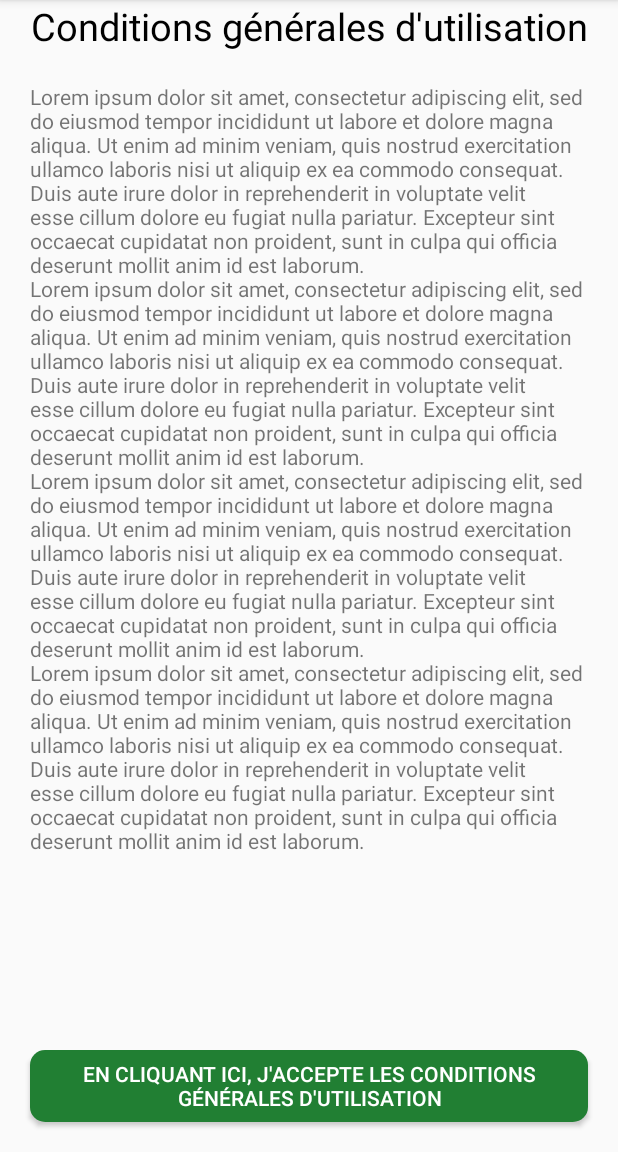
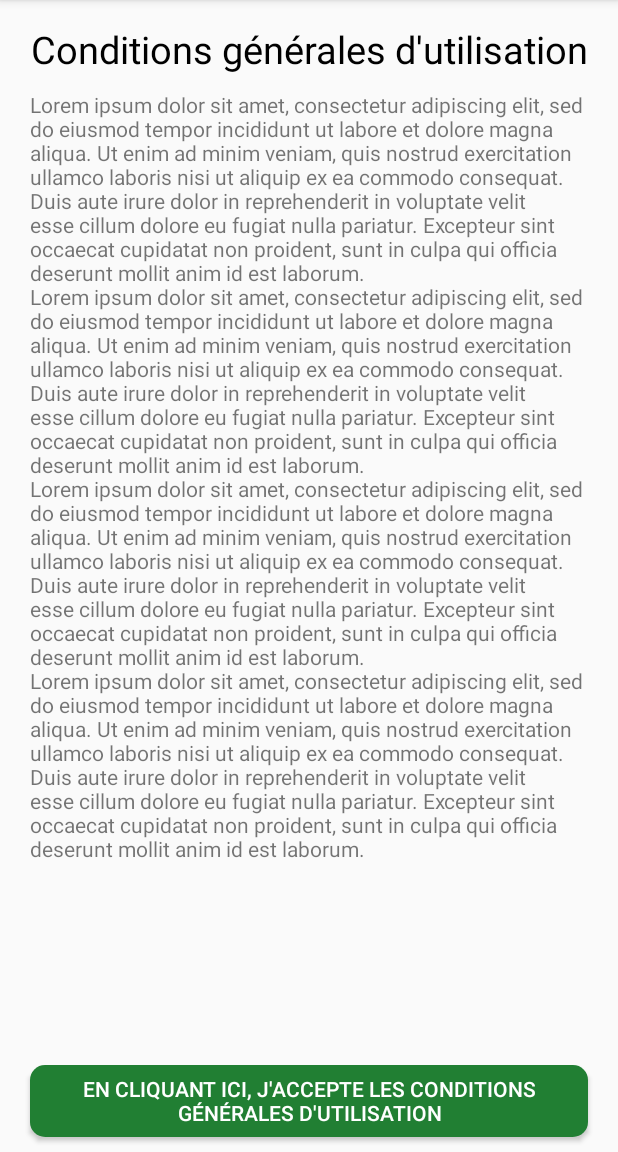
Before and after one commit to R0ma1nG/PLD-SMART, an Android app: the ChooseAssociationActivity screen opened directly, with no data from a screen before it, after a tap on "VALIDER", on a phone screen of 412 x 824 dp, the part 84-1236 px from its top. Run offline under Robolectric (Android 15) with nearby library versions, the phone set to English and light mode, and no system bars; 3 other taps on this screen came first.

Commit message:
Passage d'arguments entre les activités

```diff
--- a/android/app/build.gradle
+++ b/android/app/build.gradle
@@ -26,4 +26,5 @@ dependencies {
     testImplementation 'junit:junit:4.12'
     androidTestImplementation 'com.android.support.test:runner:1.0.1'
     androidTestImplementation 'com.android.support.test.espresso:espresso-core:3.0.1'
+    implementation 'com.google.code.gson:gson:2.7'
 }
--- a/android/app/src/main/java/com/h4413/recyclyon/Connection/CGUActivity.java
+++ b/android/app/src/main/java/com/h4413/recyclyon/Connection/CGUActivity.java
@@ -16,7 +16,7 @@ public class CGUActivity extends AppCompatActivity {
 
     private Button mAcceptButton;
 
-    private Association mAssociation;
+    //private Association mAssociation;
 
     @Override
     protected void onCreate(Bundle savedInstanceState) {
@@ -29,17 +29,17 @@ public class CGUActivity extends AppCompatActivity {
         mAcceptButton.setOnClickListener(new View.OnClickListener() {
             @Override
             public void onClick(View v) {
-                Intent intent = new Intent();
-                intent.putExtra("Association", mAssociation);
-                setResult(RESULT_OK, intent);
+                //Intent intent = new Intent();
+                //intent.putExtra("Association", mAssociation);
+                setResult(RESULT_OK);
                 finish();
             }
         });
 
-        Bundle extras = getIntent().getExtras();
+        /*Bundle extras = getIntent().getExtras();
         if (extras != null) {
             mAssociation = (Association)extras.getSerializable("Association");
-        }
+        }*/
     }
 
     private void configureToolbar(){
--- a/android/app/src/main/java/com/h4413/recyclyon/Connection/ChooseAssociationActivity.java
+++ b/android/app/src/main/java/com/h4413/recyclyon/Connection/ChooseAssociationActivity.java
@@ -1,6 +1,8 @@
 package com.h4413.recyclyon.Connection;
 
+import android.content.Context;
 import android.content.Intent;
+import android.content.SharedPreferences;
 import android.support.v7.app.ActionBar;
 import android.support.v7.app.AppCompatActivity;
 import android.os.Bundle;
@@ -13,12 +15,14 @@ import android.widget.Button;
 import android.widget.TextView;
 import android.widget.Toast;
 
+import com.google.gson.Gson;
 import com.h4413.recyclyon.Model.Association;
 import com.h4413.recyclyon.R;
 
 public class ChooseAssociationActivity extends AppCompatActivity implements AssociationAdapterCallback{
 
     private static final int REQUEST_CODE_CGU = 1;
+    public static final String SP_KEY_ASSOCIATION = "ChosenAssociation";
 
     private RecyclerView mRecyclerView;
     private RecyclerView.LayoutManager mLayoutManager;
@@ -54,7 +58,7 @@ public class ChooseAssociationActivity extends AppCompatActivity implements Asso
             @Override
             public void onClick(View v) {
                 Intent intent = new Intent(ChooseAssociationActivity.this, CGUActivity.class);
-                intent.putExtra("Association", mCurrentAssociation);
+                //intent.putExtra("Association", mCurrentAssociation);
                 startActivityForResult(intent, REQUEST_CODE_CGU);
             }
         });
@@ -72,13 +76,35 @@ public class ChooseAssociationActivity extends AppCompatActivity implements Asso
     @Override
     protected void onActivityResult(int requestCode, int resultCode, Intent data) {
         super.onActivityResult(requestCode, resultCode, data);
-        Log.i("Method","onActivityResult()");
         if (requestCode == REQUEST_CODE_CGU && resultCode == RESULT_OK) {
-            Toast.makeText(getApplicationContext(), ((Association)data.getSerializableExtra("Association")).id, Toast.LENGTH_LONG).show();
-            setResult(RESULT_OK);
+            Gson gson = new Gson();
+            SharedPreferences sharedPref = getPreferences(MODE_PRIVATE);
+            String json = sharedPref.getString(SP_KEY_ASSOCIATION, "");
+            mCurrentAssociation = gson.fromJson(json, Association.class);
+            Intent intent = new Intent();
+            intent.putExtra(SP_KEY_ASSOCIATION, mCurrentAssociation);
+            setResult(RESULT_OK, intent);
             finish();
         }
     }
+
+    @Override
+    protected void onStop() {
+        SharedPreferences sharedPref = getPreferences(MODE_PRIVATE);
+        Gson gson = new Gson();
+        sharedPref.edit().putString(SP_KEY_ASSOCIATION, gson.toJson(mCurrentAssociation)).commit();
+        super.onStop();
+    }
+
+    /*@Override
+    protected void onRestart() {
+        Gson gson = new Gson();
+        SharedPreferences sharedPref = getPreferences(MODE_PRIVATE);
+        String json = sharedPref.getString("Association", "");
+        mCurrentAssociation = gson.fromJson(json, Association.class);
+        Toast.makeText(getApplicationContext(), mCurrentAssociation.id, Toast.LENGTH_LONG);
+        super.onRestart();
+    }*/
 
     @Override
     public void onClickCallback(Association itemModel) {
--- a/android/app/src/main/java/com/h4413/recyclyon/Connection/ConnectionActivity.java
+++ b/android/app/src/main/java/com/h4413/recyclyon/Connection/ConnectionActivity.java
@@ -11,12 +11,14 @@ import android.widget.EditText;
 import android.widget.TextView;
 import android.widget.Toast;
 
+import com.h4413.recyclyon.HomeActivity;
 import com.h4413.recyclyon.R;
 
 public class ConnectionActivity extends AppCompatActivity {
 
     private static final int REQUEST_CODE_INSCRIPTION = 1;
     private static final int REQUEST_CODE_FORGOT_PWD = 2;
+    private static final int REQUEST_CODE_HOME = 3;
 
     private EditText mMailInput;
     private EditText mPwdInput;
@@ -52,7 +54,9 @@ public class ConnectionActivity extends AppCompatActivity {
         mConnectionButton.setOnClickListener(new View.OnClickListener() {
             @Override
             public void onClick(View v) {
-                Toast.makeText(getApplicationContext(), "Connection, need to be implemented.", Toast.LENGTH_LONG).show();
+                //Toast.makeText(getApplicationContext(), "Connection, need to be implemented.", Toast.LENGTH_LONG).show();
+                Intent intent = new Intent(ConnectionActivity.this, HomeActivity.class);
+                startActivityForResult(intent, REQUEST_CODE_HOME);
             }
         });
         mInscriptionText.setOnClickListener(new View.OnClickListener() {
--- a/android/app/src/main/java/com/h4413/recyclyon/Connection/InscriptionActivity.java
+++ b/android/app/src/main/java/com/h4413/recyclyon/Connection/InscriptionActivity.java
@@ -10,6 +10,7 @@ import android.view.View;
 import android.widget.Button;
 import android.widget.Toast;
 
+import com.h4413.recyclyon.Model.Association;
 import com.h4413.recyclyon.R;
 
 public class InscriptionActivity extends AppCompatActivity {
@@ -41,9 +42,11 @@ public class InscriptionActivity extends AppCompatActivity {
         Log.i("Return", "Inscription result");
         if(requestCode == REQUEST_CODE_CHOOSE_ASSOC && resultCode == RESULT_OK)
         {
+            Association association = (Association) data.getSerializableExtra(ChooseAssociationActivity.SP_KEY_ASSOCIATION);
+            //Toast.makeText(getApplicationContext(), association.nom, Toast.LENGTH_LONG).show();
             // TODO Inscription dans la BDD
 
-            // TODO avant le finish, mettre l'id du user dans un intent pour l'autocomplétion des champs dans l'accueil.
+            // TODO avant le finish, mettre l'id du user dans un intent pour l'autocomplétion des champs dans l'accueil
             setResult(RESULT_OK);
             finish();
         }
--- a/android/app/src/main/res/layout/activity_cgu.xml
+++ b/android/app/src/main/res/layout/activity_cgu.xml
@@ -15,13 +15,16 @@
         android:layout_width="match_parent"
         android:layout_height="wrap_content"
         android:text="@string/cgu"
-        style="@style/TitleFontTheme"/>
+        style="@style/TitleFontTheme"
+        android:layout_marginTop="15dp"/>
 
     <ScrollView
         android:layout_width="match_parent"
         android:layout_height="wrap_content"
         android:layout_weight="2"
-        android:layout_margin="20dp">
+        android:layout_marginStart="20dp"
+        android:layout_marginEnd="20dp"
+        android:layout_marginTop="10dp">
         <TextView
             android:layout_width="match_parent"
             android:layout_height="wrap_content"
@@ -35,6 +38,9 @@
         android:layout_height="wrap_content"
         style="@style/ButtonTheme"
         android:text="@string/cguAccept"
-        android:layout_margin="20dp"/>
+        android:layout_marginStart="20dp"
+        android:layout_marginEnd="20dp"
+        android:layout_marginBottom="10dp"
+        android:layout_marginTop="5dp"/>
 
 </LinearLayout>
```
Also changed, not shown: android/app/src/main/java/com/h4413/recyclyon/Model/User.java (added, +16 -0 lines).
